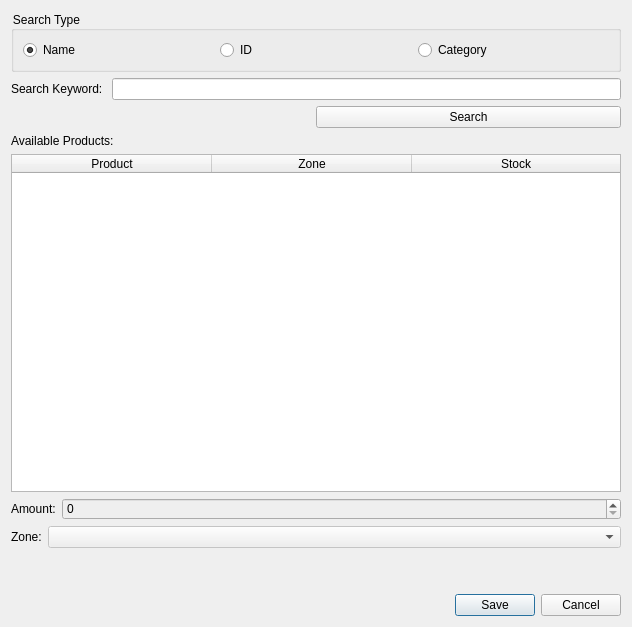
Old version of the form dispatchstockdialog.ui in the repository munaibalhelali/WarehouseSystem_using_Qt.
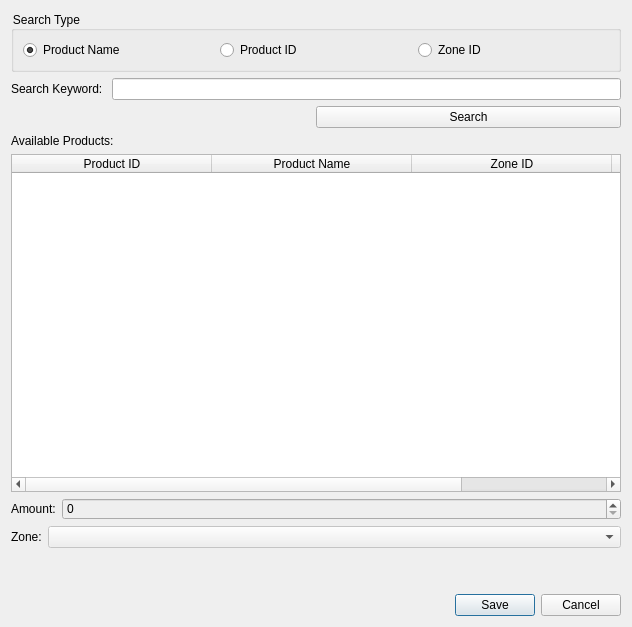
New version of the form.

Commit message: modified search options

```diff
--- a/dispatchstockdialog.ui
+++ b/dispatchstockdialog.ui
@@ -27,7 +27,7 @@
       <item>
        <widget class="QRadioButton" name="nameRadioButton">
         <property name="text">
-         <string>Name</string>
+         <string>Product Name</string>
         </property>
         <property name="checked">
          <bool>true</bool>
@@ -37,14 +37,14 @@
       <item>
        <widget class="QRadioButton" name="idRadioButton">
         <property name="text">
-         <string>ID</string>
+         <string>Product ID</string>
         </property>
        </widget>
       </item>
       <item>
        <widget class="QRadioButton" name="categoryRadioButton">
         <property name="text">
-         <string>Category</string>
+         <string>Zone ID</string>
         </property>
        </widget>
       </item>
@@ -126,12 +126,17 @@
        </attribute>
        <column>
         <property name="text">
-         <string>Product</string>
+         <string>Product ID</string>
         </property>
        </column>
        <column>
         <property name="text">
-         <string>Zone</string>
+         <string>Product Name</string>
+        </property>
+       </column>
+       <column>
+        <property name="text">
+         <string>Zone ID</string>
         </property>
        </column>
        <column>
```
Left out of the diff: 2 changed lines with no effect on the pictures.
